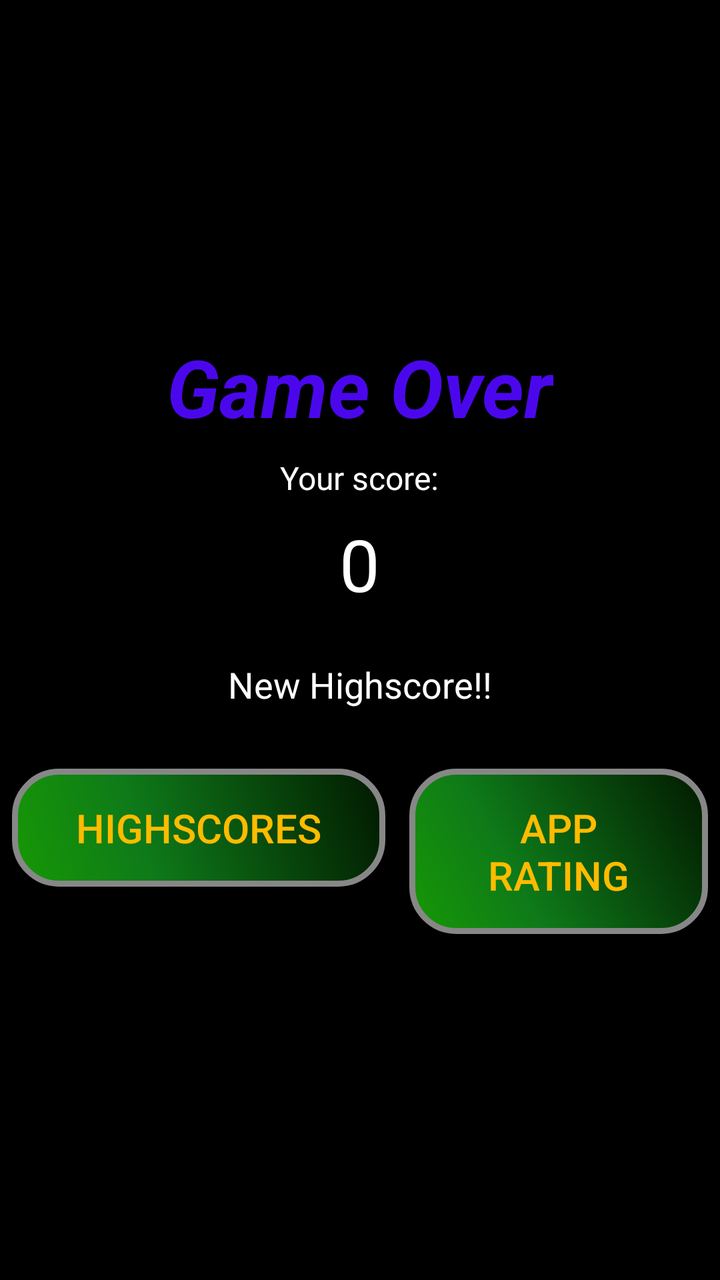
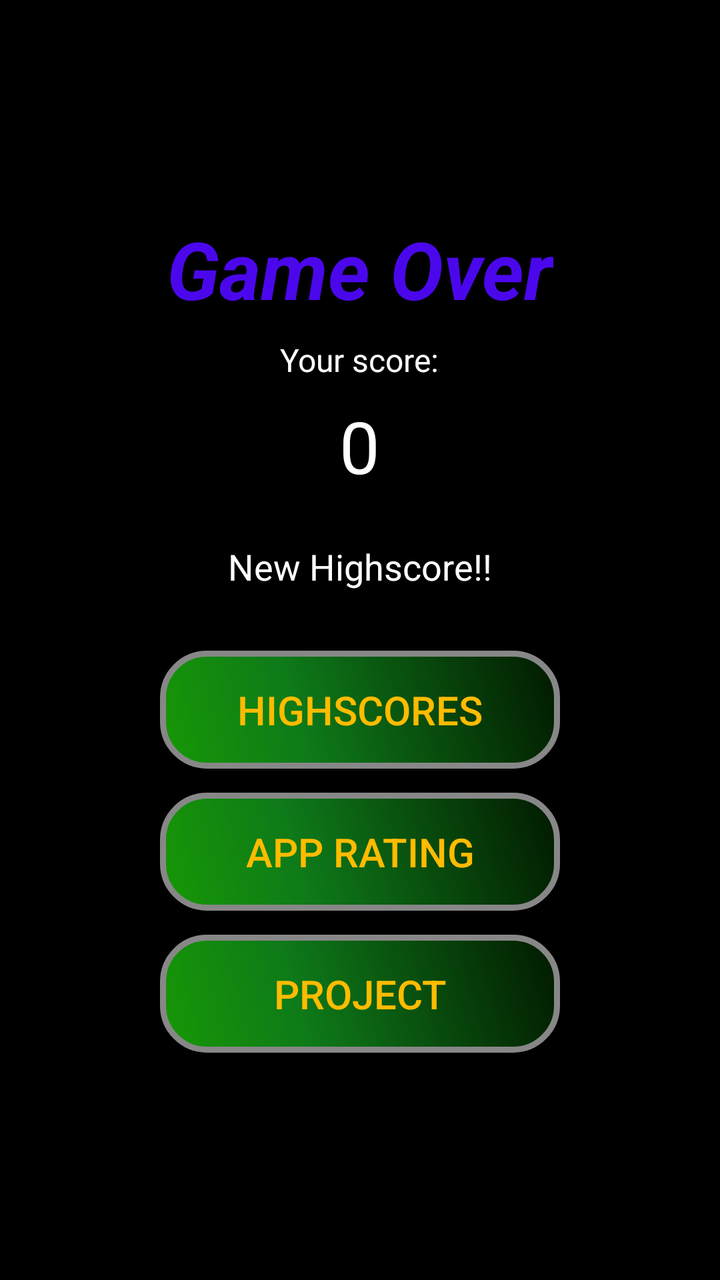

Screens rendered from an Android XML layout before and after an edit, with the pre-edit source and the edit as a unified diff.
<!-- AndroidManifest.xml: application theme AppTheme -->
<!-- res/layout/game_over.xml -->
<?xml version="1.0" encoding="utf-8"?>
<RelativeLayout
        xmlns:android="http://schemas.android.com/apk/res/android"
        android:orientation="vertical"
        android:layout_width="match_parent"
        android:layout_height="match_parent"
        android:background="@color/black">
    <LinearLayout
            android:layout_width="match_parent"
            android:layout_height="wrap_content"
            android:orientation="vertical"
            android:layout_centerInParent="true">
        <LinearLayout
                android:layout_width="wrap_content"
                android:layout_height="wrap_content"
                android:orientation="vertical"
                android:layout_gravity="center">
            <TextView
                    android:id="@+id/game_over_textview"
                    android:layout_width="wrap_content"
                    android:layout_height="wrap_content"
                    android:text="@string/game_over_text"
                    android:textSize="40sp"
                    android:textColor="@color/title"
                    android:layout_gravity="center_horizontal"
                    android:textStyle="bold|italic"
                    android:enabled="true"/>
            <TextView
                    android:id="@+id/your_score_label"
                    android:layout_width="wrap_content"
                    android:layout_height="wrap_content"
                    android:text="@string/game_over_score_label"
                    android:textSize="16sp"
                    android:textColor="@color/white"
                    android:layout_gravity="center_horizontal"
                    android:layout_marginTop="8dp"
                    android:enabled="true"/>
            <TextView
                    android:id="@+id/your_score_textview"
                    android:layout_width="wrap_content"
                    android:layout_height="wrap_content"
                    android:text="0"
                    android:textSize="36sp"
                    android:textColor="@color/white"
                    android:layout_gravity="center_horizontal"
                    android:layout_marginTop="8dp"
                    android:enabled="true"/>
            <TextView
                    android:layout_width="wrap_content"
                    android:layout_height="wrap_content"
                    android:text="@string/new_highscore"
                    android:id="@+id/highscore_label"
                    android:textSize="18sp"
                    android:padding="16sp"
                    android:textColor="@color/white"
                    android:layout_gravity="center_horizontal"
                    android:textAlignment="center"
                    android:layout_marginTop="8dp"
                    android:enabled="true"/>
        </LinearLayout>
        <LinearLayout
                android:orientation="horizontal"
                android:layout_width="wrap_content"
                android:layout_height="wrap_content"
                android:id="@+id/gameover_buttons"
                android:layout_marginTop="8dp"
                android:layout_gravity="center">
            <Button
                    android:id="@+id/highscore_gameover"
                    android:text="@string/highscore_button_text"
                    android:layout_width="wrap_content"
                    android:layout_height="wrap_content"
                    android:textSize="20sp"
                    android:layout_margin="6sp"
                    android:onClick="showHighscores"
                    android:background="@drawable/button"
                    android:enabled="true"
                    android:textColor="@color/gold"
                    android:clickable="true"
                    android:focusable="true"/>
            <Button
                    android:id="@+id/bewerten_button"
                    android:text="@string/bewerten"
                    android:layout_width="wrap_content"
                    android:layout_height="wrap_content"
                    android:textSize="20sp"
                    android:layout_margin="6sp"
                    android:onClick="launchMarket"
                    android:background="@drawable/button"
                    android:enabled="true"
                    android:textColor="@color/gold"
                    android:clickable="true"
                    android:focusable="true"/>
        </LinearLayout>
    </LinearLayout>
</RelativeLayout>
<!-- resources referenced by this layout -->
<resources>
  <color name="black">#000000</color>
  <color name="gold">#FFBB00</color>
  <color name="title">#ec5108ff</color>
  <color name="white">#ffffff</color>
  <!-- drawable button (drawable) -->
  <?xml version="1.0" encoding="utf-8"?>
  <shape xmlns:android="http://schemas.android.com/apk/res/android" android:shape="rectangle" >
      <corners android:radius="22dp"/>
      <gradient
          android:angle="45"
          android:centerX="35%"
          android:centerColor="#0E7A19"
          android:startColor="#179805"
          android:endColor="#021900"
          android:type="linear"/>
      <padding
          android:left="32sp"
          android:top="16sp"
          android:right="32sp"
          android:bottom="16sp"/>
      <stroke
          android:width="3dp"
          android:color="#878787"/>
  </shape>
  <string name="bewerten">app rating</string>
  <string name="game_over_score_label">Your score:</string>
  <string name="game_over_text">Game Over</string>
  <string name="highscore_button_text">Highscores</string>
  <string name="new_highscore">New Highscore!!</string>
  <style name="AppTheme" parent="Base.Theme.AppCompat.Light.DarkActionBar">
  
      </style>
</resources>

<!-- the commit's change to res/layout/game_over.xml (unified diff, before → after) -->
@@ -59,7 +59,7 @@
                     android:enabled="true"/>
         </LinearLayout>
         <LinearLayout
-                android:orientation="horizontal"
+                android:orientation="vertical"
                 android:layout_width="wrap_content"
                 android:layout_height="wrap_content"
                 android:id="@+id/gameover_buttons"
@@ -70,6 +70,7 @@
                     android:text="@string/highscore_button_text"
                     android:layout_width="wrap_content"
                     android:layout_height="wrap_content"
+                    android:minWidth="200dp"
                     android:textSize="20sp"
                     android:layout_margin="6sp"
                     android:onClick="showHighscores"
@@ -79,10 +80,11 @@
                     android:clickable="true"
                     android:focusable="true"/>
             <Button
-                    android:id="@+id/bewerten_button"
-                    android:text="@string/bewerten"
+                    android:id="@+id/rating_button"
+                    android:text="@string/rating"
                     android:layout_width="wrap_content"
                     android:layout_height="wrap_content"
+                    android:minWidth="200dp"
                     android:textSize="20sp"
                     android:layout_margin="6sp"
                     android:onClick="launchMarket"
@@ -91,6 +93,20 @@
                     android:textColor="@color/gold"
                     android:clickable="true"
                     android:focusable="true"/>
+            <Button
+                    android:id="@+id/project_button"
+                    android:text="@string/project"
+                    android:layout_width="wrap_content"
+                    android:layout_height="wrap_content"
+                    android:minWidth="200dp"
+                    android:textSize="20sp"
+                    android:layout_margin="6sp"
+                    android:onClick="openProjectWebsite"
+                    android:background="@drawable/button"
+                    android:enabled="true"
+                    android:textColor="@color/gold"
+                    android:clickable="true"
+                    android:focusable="true"/>
         </LinearLayout>
     </LinearLayout>
 </RelativeLayout>
<!-- resource entries referenced after the edit -->
@@ -24,11 +24,12 @@
           android:width="3dp"
           android:color="#878787"/>
   </shape>
-  <string name="bewerten">app rating</string>
   <string name="game_over_score_label">Your score:</string>
   <string name="game_over_text">Game Over</string>
   <string name="highscore_button_text">Highscores</string>
   <string name="new_highscore">New Highscore!!</string>
+  <string name="project">Project</string>
+  <string name="rating">app rating</string>
   <style name="AppTheme" parent="Base.Theme.AppCompat.Light.DarkActionBar">
   
       </style>
